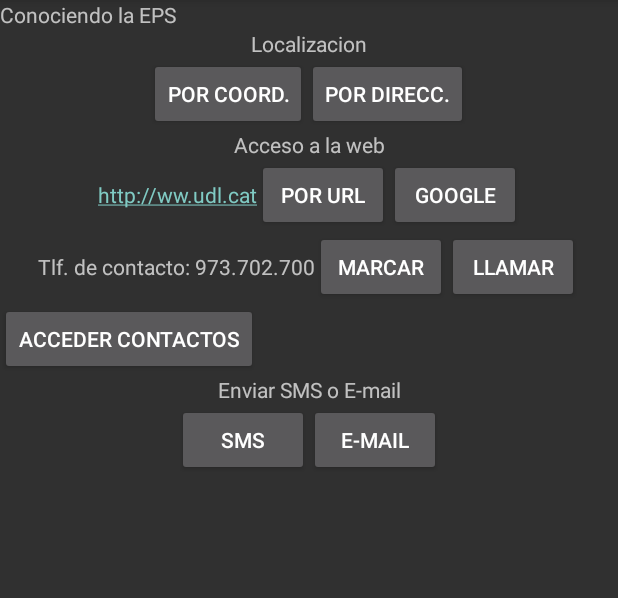
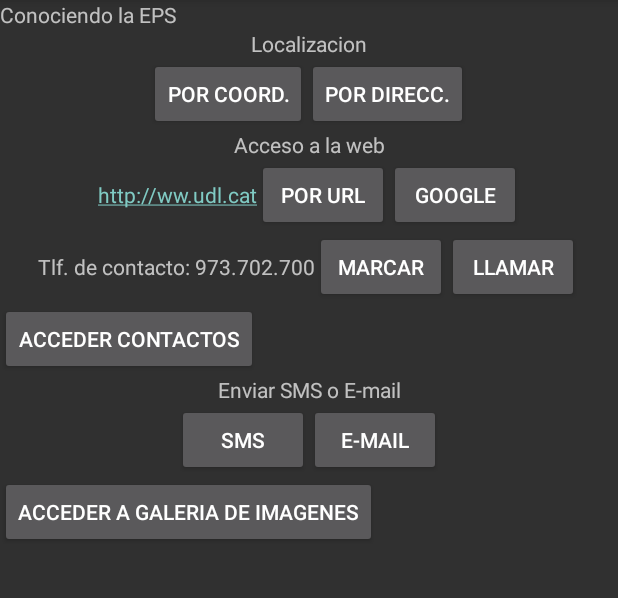
Before and after one commit to sys-walker/eps_appsformobiledevices, an Android app: the screen it shows after launch (MainActivity), on a phone screen of 412 x 824 dp, the part 84-682 px from its top. Run offline under Robolectric (Android 15) with nearby library versions, the light colour scheme and no system bars.

Commit message:
Email intent and added a galeria imagenes button

```diff
--- a/MiniActivitat3/app/src/main/res/layout/main.xml
+++ b/MiniActivitat3/app/src/main/res/layout/main.xml
@@ -120,4 +120,11 @@
 
     </LinearLayout>
 
+    <Button
+        android:id="@+id/button10"
+        android:layout_width="wrap_content"
+        android:layout_height="wrap_content"
+        android:text="@string/Boton10" />
+
+
 </LinearLayout>
--- a/MiniActivitat3/app/src/main/res/values/strings.xml
+++ b/MiniActivitat3/app/src/main/res/values/strings.xml
@@ -18,6 +18,7 @@
     <string name="Boton7">Marcar</string>
     <string name="Boton8">SMS</string>
     <string name="Boton9">E-mail</string>
+    <string name="Boton10">Acceder a galeria de imagenes</string>
     <string name="telef">666666666</string>
 
     <string name="lat">41.60788</string>
@@ -35,6 +36,7 @@
     <string name="opcion7">http://ww.udl.cat</string>
     <string name="opcion8">Marcando al Tlfn.</string>
     <string name="opcion9">Enviando SMS</string>
+    <string name="opcion10">Enviando E-mail</string>
 
 
 </resources>
```
Also changed, not shown: MiniActivitat3/app/src/main/java/com/example/surtidointentimpl/MainActivity.kt (+8 -1 lines).
